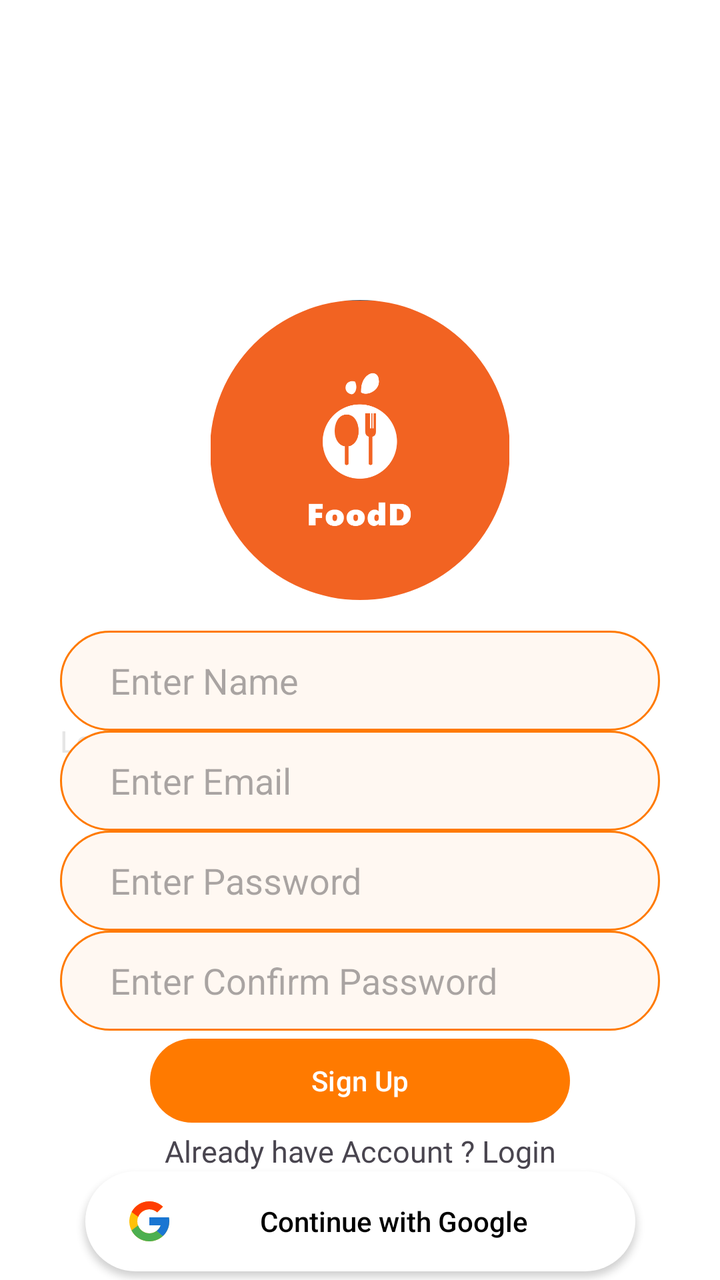
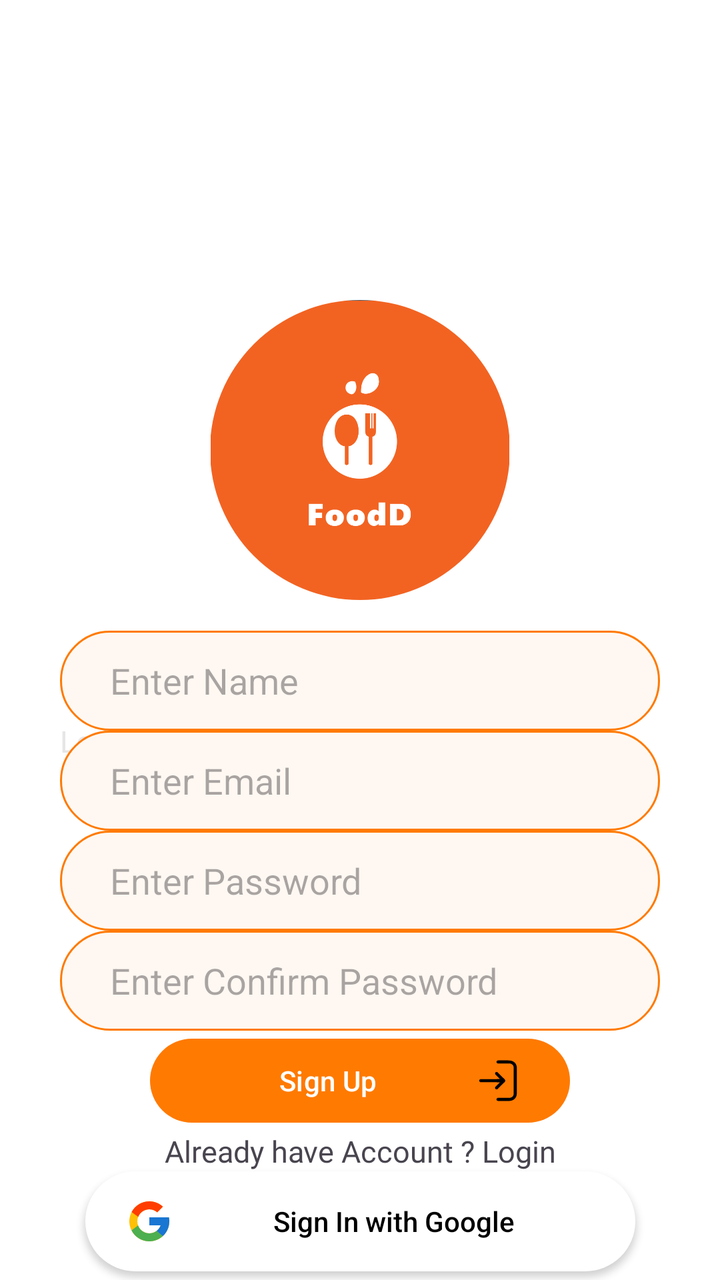

Compare the two renders of this Android layout. The source of the first and the diff that turns it into the second are given below.
<!-- AndroidManifest.xml: application theme Base.Theme.FoodD -->
<!-- res/layout/signup_screen.xml -->
<?xml version="1.0" encoding="utf-8"?>
<androidx.constraintlayout.widget.ConstraintLayout xmlns:android="http://schemas.android.com/apk/res/android"
    xmlns:app="http://schemas.android.com/apk/res-auto"
    xmlns:tools="http://schemas.android.com/tools"
    android:id="@+id/signup_screen_root"
    android:layout_width="match_parent"
    android:layout_height="match_parent">

    <com.google.android.material.imageview.ShapeableImageView
        android:id="@+id/foodd_logo"
        android:layout_width="@dimen/sign_up_logo_width"
        android:layout_height="@dimen/sign_up_logo_height"
        app:srcCompat="@drawable/app_logo"
        app:shapeAppearanceOverlay="@style/drawer_image_style"
        app:layout_constraintStart_toStartOf="parent"
        app:layout_constraintEnd_toEndOf="parent"
        app:layout_constraintTop_toTopOf="parent"
        app:layout_constraintBottom_toTopOf="@id/signup_text"
        android:layout_marginTop="@dimen/sign_up_margin_top"/>

    <TextView
        android:id="@+id/signup_text"
        android:text="@string/create_account_text"
        android:textSize="@dimen/sign_up_text_size"
        android:textColor="@color/orange"
        android:fontFamily="@font/open_sans_bold"
        android:layout_width="wrap_content"
        android:layout_height="wrap_content"
        app:layout_constraintStart_toStartOf="@id/signup_name_field"
        app:layout_constraintTop_toBottomOf="@id/foodd_logo"
        app:layout_constraintBottom_toTopOf="@id/signup_sub_text"
        android:layout_marginTop="@dimen/margin_top_20"/>

    <TextView
        android:id="@+id/signup_sub_text"
        android:text="@string/sign_up_desc"
        android:textSize="@dimen/sign_up_desc_size"
        android:textColor="@color/light_grey"
        android:fontFamily="@font/open_sans_regular"
        android:layout_width="wrap_content"
        android:layout_height="wrap_content"
        app:layout_constraintStart_toStartOf="@id/signup_text"
        app:layout_constraintTop_toBottomOf="@id/signup_text" />

    <EditText
        android:id="@+id/signup_name_field"
        android:layout_width="@dimen/edit_text_width"
        android:layout_height="@dimen/edit_text_height"
        android:autofillHints=""
        android:hint="@string/name_hint"
        app:layout_constraintStart_toStartOf="parent"
        app:layout_constraintEnd_toEndOf="parent"
        app:layout_constraintTop_toBottomOf="@id/signup_sub_text"
        app:layout_constraintBottom_toTopOf="@id/signup_email_field"
        android:contentDescription="@string/name_hint"
        android:inputType="textPersonName"
        android:background="@drawable/edittext_shape"
        android:paddingStart="@dimen/edit_text_padding_25"
        android:paddingEnd="@dimen/edit_text_padding_25"
        tools:ignore="ContentDescription" />

    <EditText
        android:id="@+id/signup_email_field"
        android:layout_width="@dimen/edit_text_width"
        android:layout_height="@dimen/edit_text_height"
        android:autofillHints=""
        android:hint="@string/email_hint"
        app:layout_constraintStart_toStartOf="parent"
        app:layout_constraintEnd_toEndOf="parent"
        app:layout_constraintTop_toBottomOf="@id/signup_name_field"
        app:layout_constraintBottom_toTopOf="@id/signup_password_field"
        android:contentDescription="@string/email_hint"
        android:inputType="textEmailAddress"
        android:background="@drawable/edittext_shape"
        android:paddingStart="@dimen/edit_text_padding_25"
        android:paddingEnd="@dimen/edit_text_padding_25"
        tools:ignore="ContentDescription" />

    <EditText
        android:id="@+id/signup_password_field"
        android:layout_width="@dimen/edit_text_width"
        android:layout_height="@dimen/edit_text_height"
        android:autofillHints=""
        android:hint="@string/password_hint"
        app:layout_constraintStart_toStartOf="parent"
        app:layout_constraintEnd_toEndOf="parent"
        app:layout_constraintTop_toBottomOf="@id/signup_email_field"
        app:layout_constraintBottom_toTopOf="@id/signup_c_password_field"
        android:contentDescription="@string/password_hint"
        android:inputType="textPassword"
        android:background="@drawable/edittext_shape"
        android:paddingStart="@dimen/edit_text_padding_25"
        android:paddingEnd="@dimen/edit_text_padding_25"
        tools:ignore="ContentDescription" />

    <EditText
        android:id="@+id/signup_c_password_field"
        android:layout_width="@dimen/edit_text_width"
        android:layout_height="@dimen/edit_text_height"
        android:autofillHints=""
        android:hint="@string/confirm_password_hint"
        app:layout_constraintStart_toStartOf="parent"
        app:layout_constraintEnd_toEndOf="parent"
        app:layout_constraintTop_toBottomOf="@id/signup_password_field"
        app:layout_constraintBottom_toTopOf="@id/signup_button"
        android:contentDescription="@string/confirm_password_hint"
        android:inputType="textPassword"
        android:background="@drawable/edittext_shape"
        android:paddingStart="@dimen/edit_text_padding_25"
        android:paddingEnd="@dimen/edit_text_padding_25"
        tools:ignore="ContentDescription" />

    <Button
        android:id="@+id/signup_button"
        android:text="@string/sign_up_text"
        android:layout_width="@dimen/sign_up_button_width"
        android:layout_height="@dimen/sign_up_button_height"
        app:layout_constraintStart_toStartOf="parent"
        app:layout_constraintEnd_toEndOf="parent"
        app:layout_constraintTop_toBottomOf="@+id/signup_c_password_field"
        app:layout_constraintBottom_toTopOf="@id/goto_login"/>

    <TextView
        android:id="@+id/goto_login"
        android:text="@string/goto_login"
        android:fontFamily="@font/open_sans_regular"
        android:textSize="@dimen/goto_login_text_size"
        android:layout_width="wrap_content"
        android:layout_height="wrap_content"
        app:layout_constraintStart_toStartOf="parent"
        app:layout_constraintEnd_toEndOf="parent"
        app:layout_constraintTop_toBottomOf="@id/signup_button"
        app:layout_constraintBottom_toTopOf="@id/continue_with_google" />

    <androidx.appcompat.widget.AppCompatButton
        android:id="@+id/continue_with_google"
        android:text="@string/continue_with_google"
        android:layout_width="@dimen/sign_up_google_button_width"
        android:layout_height="@dimen/sign_up_google_button_height"
        android:background="@drawable/google_sign_up"
        android:backgroundTint="@color/white"
        android:textColor="@color/black"
        android:textAllCaps="false"
        android:drawablePadding="@dimen/google_draw_padding"
        android:drawableStart="@drawable/google"
        android:paddingStart="@dimen/google_sign_up_padding_start"
        android:paddingEnd="@dimen/google_sign_up_padding_end"
        app:layout_constraintStart_toStartOf="parent"
        app:layout_constraintEnd_toEndOf="parent"
        app:layout_constraintTop_toBottomOf="@id/goto_login"
        app:layout_constraintBottom_toBottomOf="parent"
        android:layout_marginBottom="@dimen/margin_bottom_70" />

</androidx.constraintlayout.widget.ConstraintLayout>
<!-- resources referenced by this layout -->
<resources>
  <color name="black">#FF000000</color>
  <color name="light_grey">#E6E6E6</color>
  <color name="orange">#FF9400</color>
  <color name="white">#FFFFFFFF</color>
  <dimen name="edit_text_height">50dp</dimen>
  <dimen name="edit_text_padding_25">25dp</dimen>
  <dimen name="edit_text_width">300dp</dimen>
  <dimen name="google_draw_padding">10dp</dimen>
  <dimen name="google_sign_up_padding_end">20dp</dimen>
  <dimen name="google_sign_up_padding_start">20dp</dimen>
  <dimen name="goto_login_text_size">15sp</dimen>
  <dimen name="margin_bottom_70">70dp</dimen>
  <dimen name="margin_top_20">20dp</dimen>
  <dimen name="sign_up_button_height">50dp</dimen>
  <dimen name="sign_up_button_width">210dp</dimen>
  <dimen name="sign_up_desc_size">15sp</dimen>
  <dimen name="sign_up_google_button_height">50dp</dimen>
  <dimen name="sign_up_google_button_width">275dp</dimen>
  <dimen name="sign_up_logo_height">150dp</dimen>
  <dimen name="sign_up_logo_width">150dp</dimen>
  <dimen name="sign_up_margin_top">150dp</dimen>
  <dimen name="sign_up_text_size">30sp</dimen>
  <!-- drawable edittext_shape (drawable) -->
  <?xml version="1.0" encoding="utf-8"?>
  <shape xmlns:android="http://schemas.android.com/apk/res/android" android:shape="rectangle">
      <solid android:color="?attr/colorSurface"/>
      <corners android:radius="45dp"/>
      <stroke android:color="?attr/colorPrimary" android:width="1dp"/>
  </shape>
  <!-- drawable google_sign_up (drawable) -->
  <?xml version="1.0" encoding="utf-8"?>
  <shape xmlns:android="http://schemas.android.com/apk/res/android"
      android:shape="rectangle">
      <solid android:color="@color/white"/>
      <corners android:radius="45dp"/>
  </shape>
  <string name="confirm_password_hint">Enter Confirm Password</string>
  <string name="continue_with_google">Continue with Google</string>
  <string name="create_account_text">Create Account</string>
  <string name="email_hint">Enter Email</string>
  <string name="goto_login">Already have Account ? Login</string>
  <string name="name_hint">Enter Name</string>
  <string name="password_hint">Enter Password</string>
  <string name="sign_up_desc">Let\'s get you started with FoodD.</string>
  <string name="sign_up_text">Sign Up</string>
  <style name="drawer_image_style">
          <item name="cornerFamily">rounded</item>
          <item name="cornerSize">50%</item>
      </style>
  <style name="Base.Theme.FoodD" parent="Theme.Material3.DayNight.NoActionBar">
  
          <item name="colorPrimary">@color/primary</item>
  
          <item name="colorOnPrimary">@android:color/white</item>
  
          <item name="android:windowBackground">@color/background_light</item>
  
          <item name="colorSurface">@color/surface_light</item>
  
      </style>
  <color name="primary">#FF7A00</color>
  <color name="background_light">#FFFFFF</color>
  <color name="surface_light">#FFF8F2</color>
  <!-- unchanged entries left out for length: 2 -->
</resources>

<!-- the commit's change to res/layout/signup_screen.xml (unified diff, before → after) -->
@@ -118,7 +118,9 @@
         app:layout_constraintStart_toStartOf="parent"
         app:layout_constraintEnd_toEndOf="parent"
         app:layout_constraintTop_toBottomOf="@+id/signup_c_password_field"
-        app:layout_constraintBottom_toTopOf="@id/goto_login"/>
+        app:layout_constraintBottom_toTopOf="@id/goto_login"
+        android:drawableEnd="@drawable/login"
+        android:drawablePadding="@dimen/draw_padding"/>
 
     <TextView
         android:id="@+id/goto_login"
@@ -134,7 +136,7 @@
 
     <androidx.appcompat.widget.AppCompatButton
         android:id="@+id/continue_with_google"
-        android:text="@string/continue_with_google"
+        android:text="@string/sign_in_with_google"
         android:layout_width="@dimen/sign_up_google_button_width"
         android:layout_height="@dimen/sign_up_google_button_height"
         android:background="@drawable/google_sign_up"
<!-- resource entries referenced after the edit -->
@@ -4,6 +4,7 @@
   <color name="light_grey">#E6E6E6</color>
   <color name="orange">#FF9400</color>
   <color name="white">#FFFFFFFF</color>
+  <dimen name="draw_padding">10dp</dimen>
   <dimen name="edit_text_height">50dp</dimen>
   <dimen name="edit_text_padding_25">25dp</dimen>
   <dimen name="edit_text_width">300dp</dimen>
@@ -36,13 +37,14 @@
       <solid android:color="@color/white"/>
       <corners android:radius="45dp"/>
   </shape>
+  <!-- drawable login: vector/xml drawable (drawable, 6412 chars, omitted) -->
   <string name="confirm_password_hint">Enter Confirm Password</string>
-  <string name="continue_with_google">Continue with Google</string>
   <string name="create_account_text">Create Account</string>
   <string name="email_hint">Enter Email</string>
   <string name="goto_login">Already have Account ? Login</string>
   <string name="name_hint">Enter Name</string>
   <string name="password_hint">Enter Password</string>
+  <string name="sign_in_with_google">Sign In with Google</string>
   <string name="sign_up_desc">Let\'s get you started with FoodD.</string>
   <string name="sign_up_text">Sign Up</string>
   <style name="drawer_image_style">
